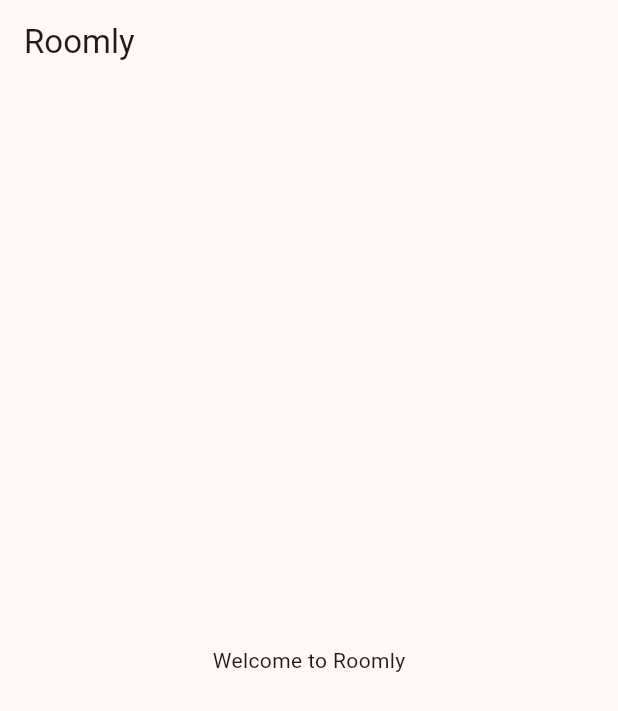
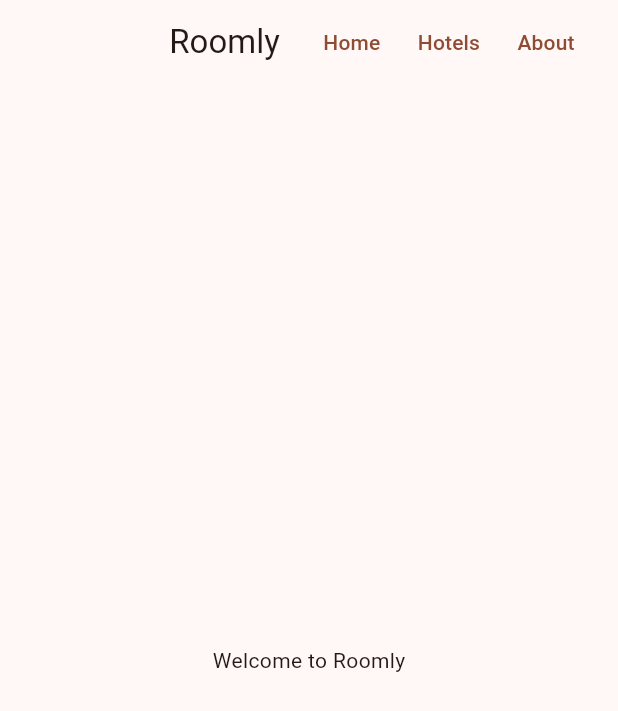
Before and after one commit to satriamahatir357/roomly, a Flutter app: the screen it shows after launch, on a phone screen of 412 x 824 dp. Shown: the top 711 px of the screen. Run offline on Flutter 3.47's test engine with Material 3 defaults, Android fonts, the phone set to English and light mode, and no system bars.

Commit message:
membuat navbar awal Roomly
Membuat navbar awal Roomly menggunakan AppBar, menu Home, Hotels, About, dan judul aplikasi Roomly.

```diff
--- a/lib/screens/home_screen.dart
+++ b/lib/screens/home_screen.dart
@@ -2,13 +2,29 @@ import 'package:flutter/material.dart'; //mengambil library Flutter.
 
 // membuat widget halaman Home.
 class HomeScreen extends StatelessWidget { //widget yang tidak memiliki state yang berubah.
-    const HomeScreen({super.key});
+    const HomeScreen({super.key}); //Constructor
 
     @override
     Widget build(BuildContext context) { //menentukan tampilan widget.
         return Scaffold( //kerangka dasar halaman.
             appBar: AppBar( //bagian header atas.
                 title: const Text('Roomly'),
+                centerTitle: true,
+                actions: [ //daftar widget yang ditampilkan di sisi kanan AppBar
+                    TextButton(
+                        onPressed: () {}, //tombol sudah bisa ditekan, tetapi belum melakukan apa-apa
+                        child: const Text('Home'),
+                    ),
+                    TextButton(
+                        onPressed: () {},
+                        child: const Text('Hotels'),
+                    ),
+                    TextButton(
+                        onPressed: () {},
+                        child: const Text('About'),
+                    ),
+                    const SizedBox(width: 16,), //untuk memberikan ukuran atau jarak
+                ],
             ),
             body: const Center( //menempatkan isi di tengah.
                 child: Text('Welcome to Roomly'),
```
